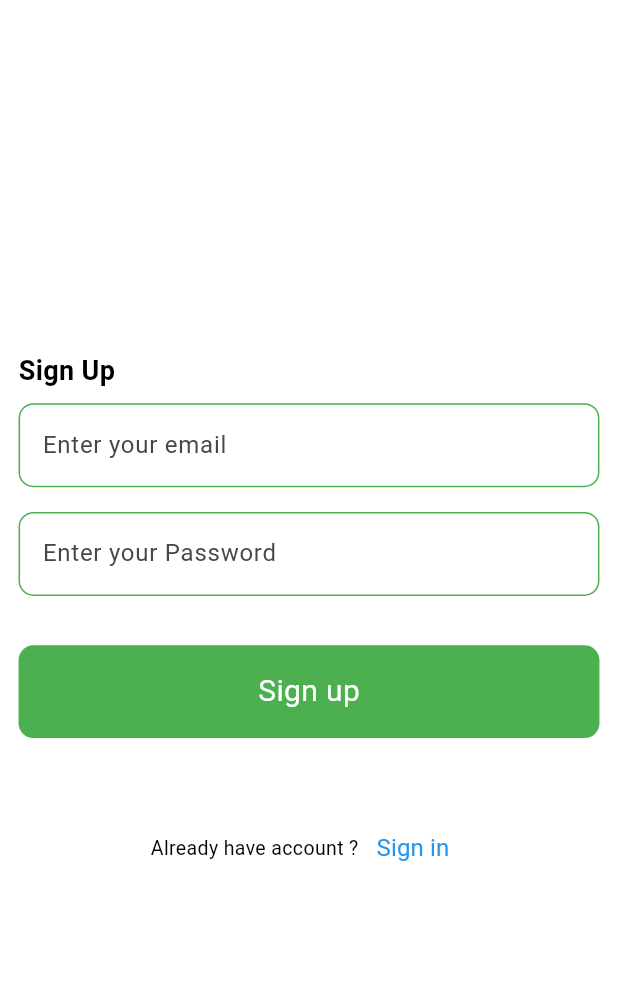
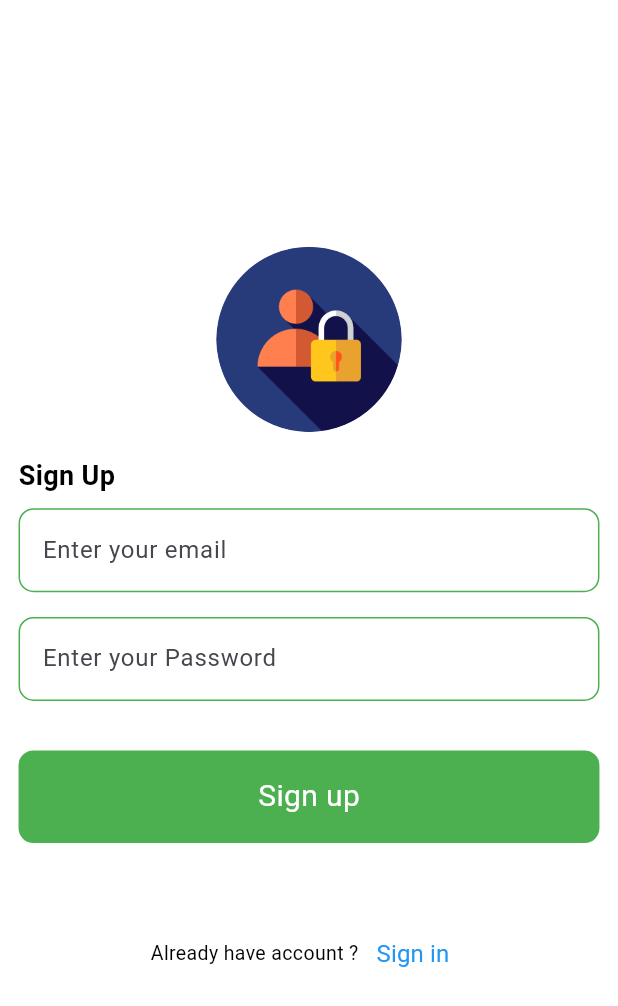
Before and after one commit to ArslanXXQazi/final-project, a Flutter app: the SignUpView screen opened directly, on a phone screen of 412 x 824 dp. Shown: the top 1006 px of the screen. Run offline on Flutter 3.47's test engine with Material 3 defaults, Android fonts, the phone set to English and light mode, and no system bars; our stand-ins replace get, sqflite; accounts and stored records are empty.

Commit message:
Update sign_up_view.dart

```diff
--- a/final_projrct/lib/src/views/auth_view/sign_up_view/sign_up_view.dart
+++ b/final_projrct/lib/src/views/auth_view/sign_up_view/sign_up_view.dart
@@ -30,6 +30,13 @@ class _SignUpViewState extends State<SignUpView> {
           crossAxisAlignment: CrossAxisAlignment.start,
           mainAxisAlignment: MainAxisAlignment.center,
           children: [
+            Center(
+              child: CircleAvatar(
+                radius: width*.15,
+                backgroundImage: AssetImage('assets/login.png'),
+              ),
+            ),
+            SizedBox(height: height*.02,),
           CustomText(text: 'Sign Up',fontWeight: FontWeight.bold,fontSize: 18,),
             SizedBox(height: height*.01,),
             CustomTextFormField(
```
